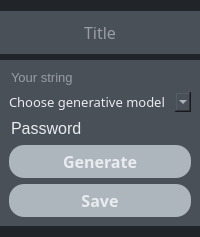
The window that ui_resources/key_editor.ui (PashtetDev/CryptoKey) describes before a commit, drawn with Qt 5.
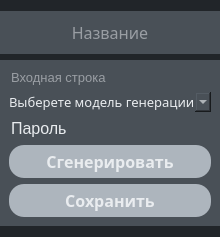
The same window after the commit.

Diff of the .ui file:
```diff
--- a/ui_resources/key_editor.ui
+++ b/ui_resources/key_editor.ui
@@ -6,7 +6,7 @@
    <rect>
     <x>0</x>
     <y>0</y>
-    <width>200</width>
+    <width>220</width>
     <height>231</height>
    </rect>
   </property>
@@ -18,13 +18,13 @@
   </property>
   <property name="minimumSize">
    <size>
-    <width>200</width>
+    <width>220</width>
     <height>0</height>
    </size>
   </property>
   <property name="maximumSize">
    <size>
-    <width>200</width>
+    <width>220</width>
     <height>231</height>
    </size>
   </property>
@@ -117,7 +117,7 @@
          <bool>false</bool>
         </property>
         <property name="placeholderText">
-         <string>Title</string>
+         <string>Название</string>
         </property>
         <property name="clearButtonEnabled">
          <bool>false</bool>
@@ -153,7 +153,7 @@
          <number>30</number>
         </property>
         <property name="placeholderText">
-         <string>Your string</string>
+         <string>Входная строка</string>
         </property>
        </widget>
       </item>
@@ -187,7 +187,7 @@
          <enum>QComboBox::AdjustToContentsOnFirstShow</enum>
         </property>
         <property name="placeholderText">
-         <string>Choose generative model</string>
+         <string>Выберете модель генерации</string>
         </property>
         <item>
          <property name="text">
@@ -214,7 +214,7 @@
          </font>
         </property>
         <property name="text">
-         <string>Password</string>
+         <string>Пароль</string>
         </property>
         <property name="readOnly">
          <bool>true</bool>
@@ -240,7 +240,7 @@
          <cursorShape>PointingHandCursor</cursorShape>
         </property>
         <property name="text">
-         <string>Generate</string>
+         <string>Сгенерировать</string>
         </property>
        </widget>
       </item>
@@ -263,7 +263,7 @@
          <cursorShape>PointingHandCursor</cursorShape>
         </property>
         <property name="text">
-         <string>Save</string>
+         <string>Сохранить</string>
         </property>
        </widget>
       </item>
```
Left out of the diff: 6 changed lines with no effect on the pictures.
